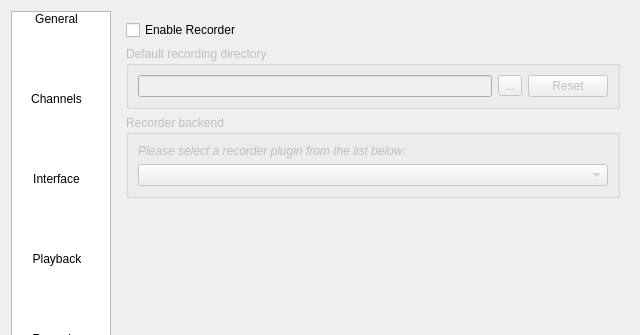
First picture: the form in src/ui/settings/SettingsEdit.ui, repository ntadej/tano, before the edit; both pictures show x 0 to 640 and y 0 to 335 of the 640 by 550 pixel window.
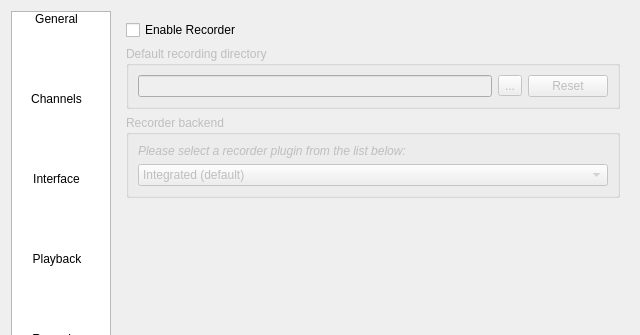
Second picture: the form after the edit. The open tabs and pages were chosen to show the change. Icons and pictures are not drawn. Custom widgets are drawn as their Qt base class.

Patch:
```diff
--- a/src/ui/settings/SettingsEdit.ui
+++ b/src/ui/settings/SettingsEdit.ui
@@ -665,7 +665,13 @@
            </widget>
           </item>
           <item>
-           <widget class="QComboBox" name="recorderPluginComboBox"/>
+           <widget class="QComboBox" name="recorderPluginComboBox">
+            <item>
+             <property name="text">
+              <string>Integrated (default)</string>
+             </property>
+            </item>
+           </widget>
           </item>
          </layout>
         </widget>
```
